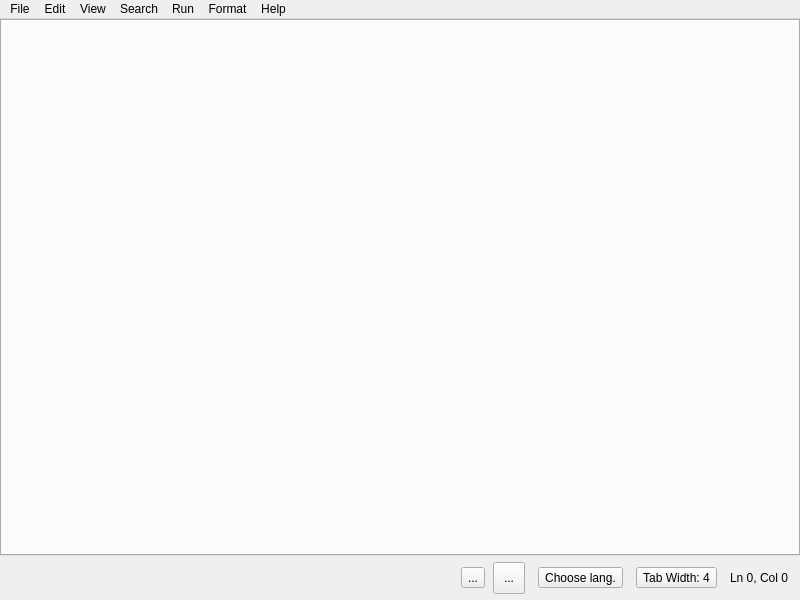
Before: the Qt Designer form App/ui/mainwindow.ui in djeada/Lightpad, drawn with Qt 5.
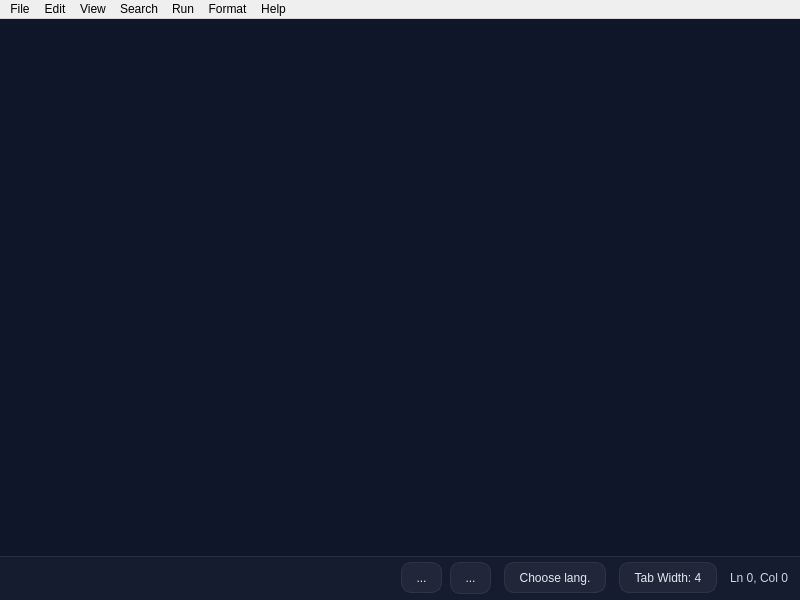
After: the same form once the commit is applied. Icons and pictures are not drawn. Custom widgets are drawn as their Qt base class.

Commit message: Update mainwindow modern style

What changed in the file:
```diff
--- a/App/ui/mainwindow.ui
+++ b/App/ui/mainwindow.ui
@@ -18,7 +18,59 @@
   </property>
   <widget class="QWidget" name="centralwidget">
    <property name="styleSheet">
-    <string notr="true"/>
+    <string notr="true">QMainWindow {
+    background: #0b1021;
+}
+
+QWidget#centralwidget {
+    background: #0f1629;
+}
+
+QTabWidget::pane {
+    border: 0;
+    background: #0f1629;
+}
+
+QTabBar::tab {
+    background: transparent;
+    color: #e2e8f0;
+    padding: 8px 12px;
+    margin-right: 4px;
+    border-radius: 10px 10px 0 0;
+}
+
+QTabBar::tab:selected {
+    background: #1e293b;
+    color: #ffffff;
+}
+
+QWidget#backgroundBottom {
+    background: rgba(255, 255, 255, 0.03);
+    border-top: 1px solid rgba(255, 255, 255, 0.08);
+}
+
+QToolButton {
+    color: #e2e8f0;
+    background: rgba(255, 255, 255, 0.05);
+    border: 1px solid rgba(255, 255, 255, 0.08);
+    border-radius: 10px;
+    padding: 6px 10px;
+}
+
+QToolButton:hover {
+    background: rgba(255, 255, 255, 0.08);
+}
+
+QToolButton:pressed {
+    background: rgba(255, 255, 255, 0.12);
+}
+
+QLabel#rowCol {
+    color: #cbd5e1;
+    padding: 0;
+    border: 0;
+    background: transparent;
+}</string>
    </property>
    <layout class="QVBoxLayout" name="verticalLayout">
     <property name="spacing">
```
